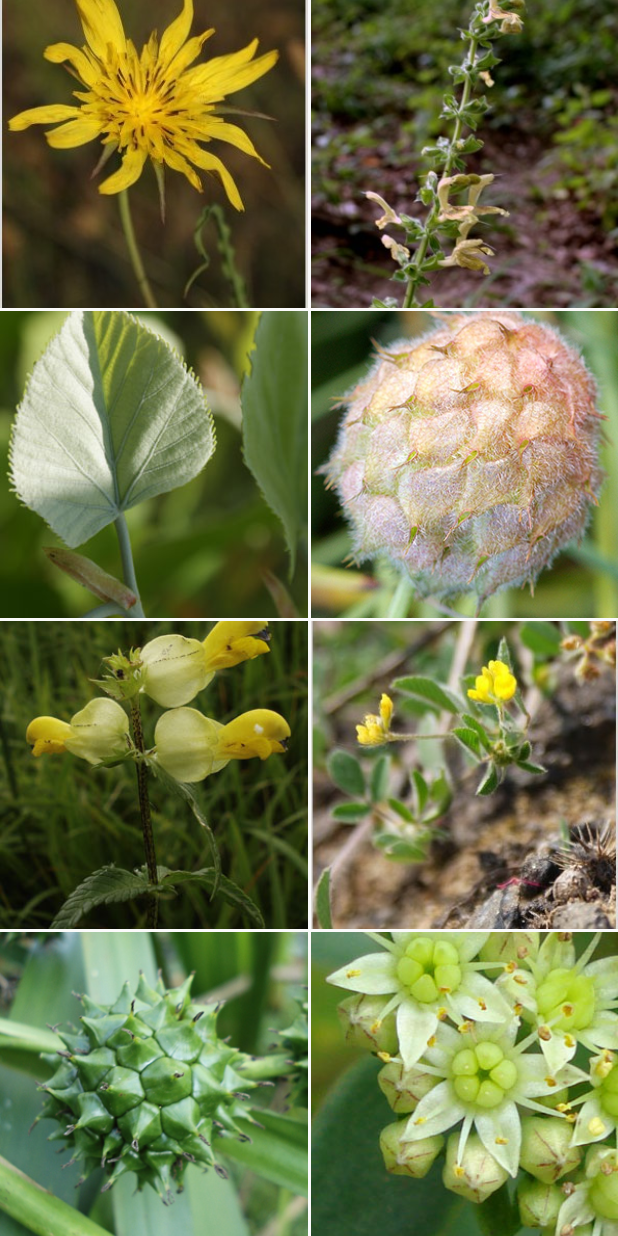
After one commit to cszsm/fyto, a Flutter app: the ImageGrid screen opened directly, on a phone screen of 412 x 824 dp. The commit adds this screen. Run offline on Flutter 3.47's test engine with Material 2 defaults, Android fonts, the light colour scheme and no system bars; our stand-ins replace flutter_svg.

Commit message:
Style details screen, add image selectors

```diff
--- /dev/null
+++ b/lib/widgets/image_grid.dart
@@ -0,0 +1,37 @@
+import 'package:flutter/material.dart';
+
+const images = [
+  'bakszakall-virag',
+  'salvia2',
+  'tilia_tomentosa',
+  'trifolium_fragiferum',
+  'csorgo-kakascimer',
+  'apro-lucerna',
+  'bekabuzogany-termes',
+  'virag',
+  'trifolium_dubium',
+  'bodzaleveleu_macskagyoker',
+  'zergeboglar'
+];
+
+class ImageGrid extends StatelessWidget {
+  @override
+  Widget build(BuildContext context) {
+    return Scaffold(
+      body: GridView.count(
+        crossAxisCount: 2,
+        mainAxisSpacing: 2,
+        crossAxisSpacing: 2,
+        children: images
+            .map(
+              (image) => FittedBox(
+                fit: BoxFit.cover,
+                clipBehavior: Clip.hardEdge,
+                child: Image.asset('assets/images/$image.jpg'),
+              ),
+            )
+            .toList(),
+      ),
+    );
+  }
+}
--- a/pubspec.yaml
+++ b/pubspec.yaml
@@ -60,8 +60,7 @@ flutter:
 
   # To add assets to your application, add an assets section, like this:
   assets:
-    - assets/images/viragzat_kunkor.svg
-    - assets/images/flower.jpg
+    - assets/images/
 
   # An image asset can refer to one or more resolution-specific "variants", see
   # https://flutter.dev/assets-and-images/#resolution-aware.
```
Also changed, not shown: lib/widgets/image_selector.dart (added, +62 -0 lines), lib/widgets/plant_details.dart (+130 -9 lines), assets/images/apro-lucerna.jpg (added), assets/images/bakszakall-virag.jpg (added), assets/images/bekabuzogany-termes.jpg (added), assets/images/bodzaleveleu_macskagyoker.jpg (added), assets/images/csorgo-kakascimer.jpg (added), assets/images/flower.jpg (deleted), assets/images/salvia2.jpg (added), assets/images/tilia_tomentosa.jpg (added), assets/images/trifolium_dubium.jpg (added), assets/images/trifolium_fragiferum.jpg (added), assets/images/virag.jpg (added), assets/images/zergeboglar.jpg (added).
